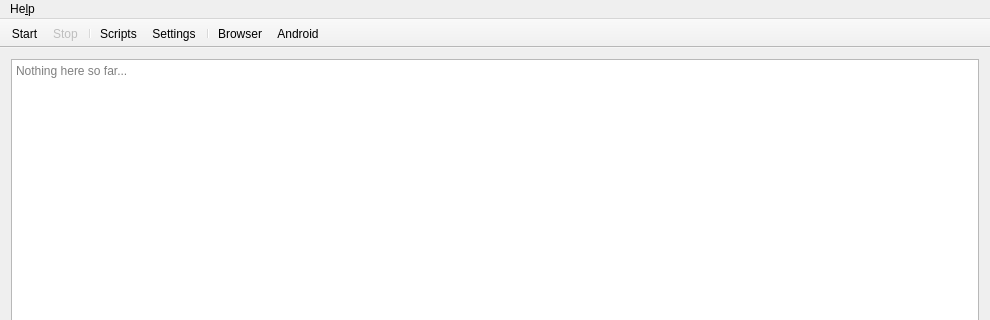
botfatherio/botfather, file botfather/gui/control_window.ui: the form before one commit; both pictures show x 0 to 990 and y 0 to 320 of the 990 by 616 pixel window.
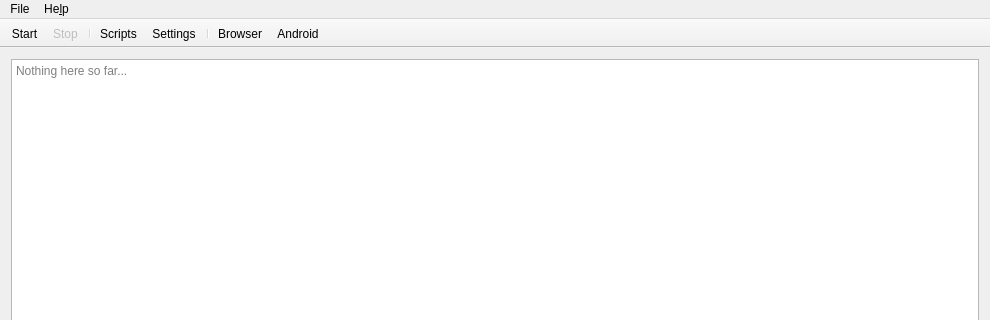
The form after the commit. Icons and pictures are not drawn.

Commit message: Add file menu and smart 'Check for updates' action

Diff of the .ui file:
```diff
--- a/botfather/gui/control_window.ui
+++ b/botfather/gui/control_window.ui
@@ -84,6 +84,14 @@
     <addaction name="actionAbout"/>
     <addaction name="actionAboutQt"/>
    </widget>
+   <widget class="QMenu" name="menuFile">
+    <property name="title">
+     <string>File</string>
+    </property>
+    <addaction name="actionCheckForUpdates"/>
+    <addaction name="actionExit"/>
+   </widget>
+   <addaction name="menuFile"/>
    <addaction name="menuHelp"/>
   </widget>
   <widget class="QToolBar" name="mainToolBar">
```
Left out of the diff: 22 changed lines with no effect on the pictures. The commit also changes 9 other files.
